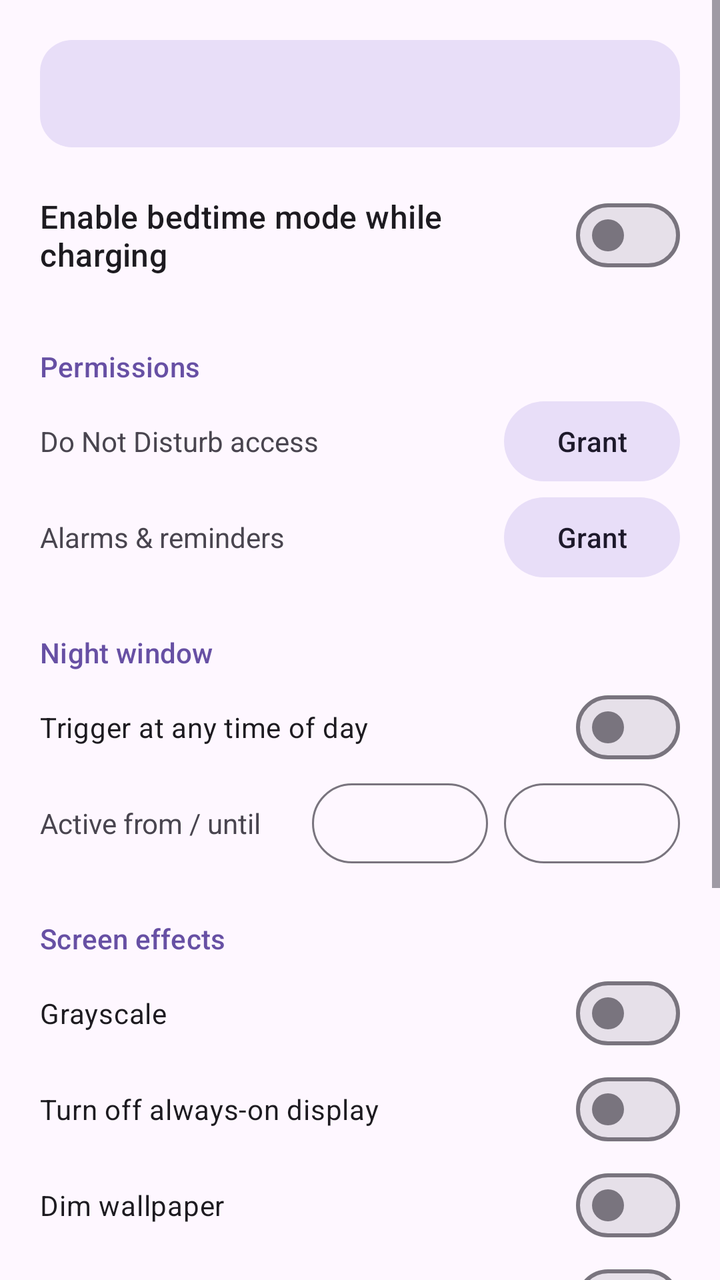
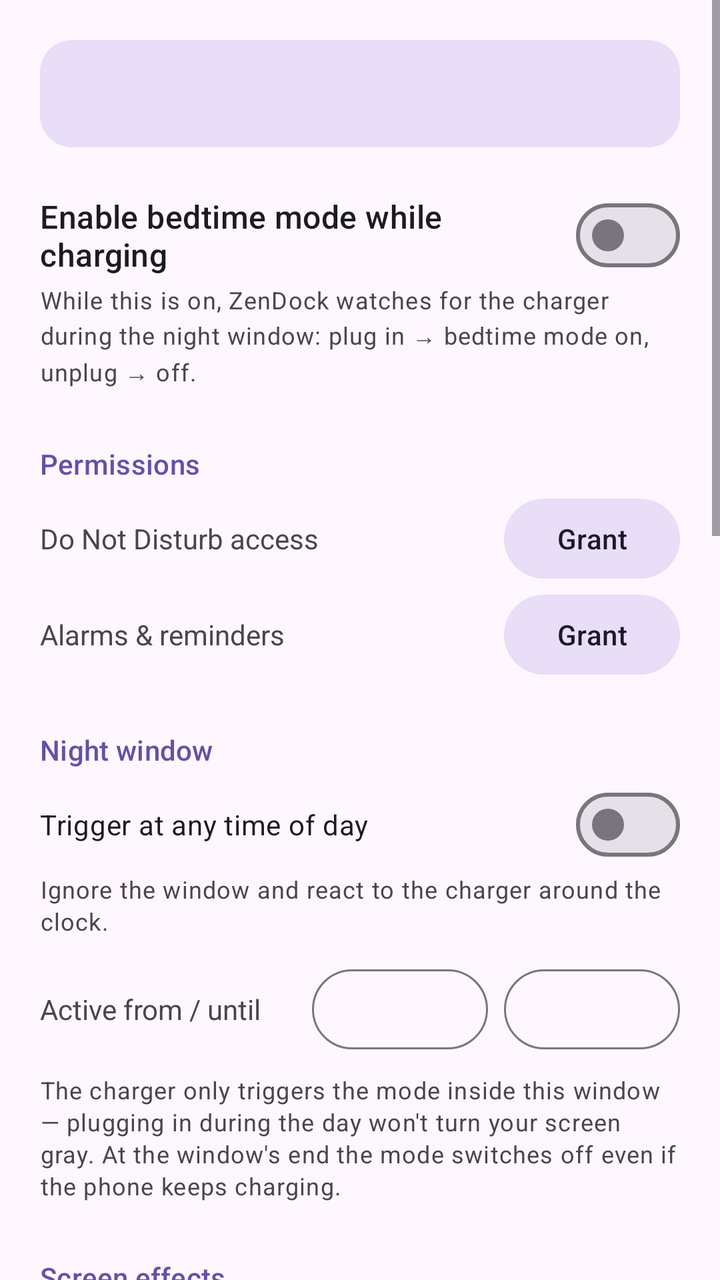

The first picture is an Android layout as it rendered before a commit; the second is the same layout after the commit. The layout source and the unified diff follow.
<!-- AndroidManifest.xml: application theme Theme.ZenDock -->
<!-- res/layout/activity_main.xml -->
<?xml version="1.0" encoding="utf-8"?>
<ScrollView xmlns:android="http://schemas.android.com/apk/res/android"
    xmlns:app="http://schemas.android.com/apk/res-auto"
    android:layout_width="match_parent"
    android:layout_height="match_parent"
    android:fillViewport="true">

    <LinearLayout
        android:layout_width="match_parent"
        android:layout_height="wrap_content"
        android:orientation="vertical"
        android:padding="20dp">

        <TextView
            android:id="@+id/textStatus"
            android:layout_width="match_parent"
            android:layout_height="wrap_content"
            android:textAppearance="?attr/textAppearanceTitleMedium"
            android:background="@drawable/status_background"
            android:padding="16dp"
            android:layout_marginBottom="20dp" />

        <com.google.android.material.materialswitch.MaterialSwitch
            android:id="@+id/switchEnabled"
            android:layout_width="match_parent"
            android:layout_height="wrap_content"
            android:text="@string/master_switch"
            android:textAppearance="?attr/textAppearanceTitleMedium"
            android:layout_marginBottom="16dp" />

        
        <TextView
            style="@style/SectionHeader"
            android:text="@string/section_permissions" />

        <LinearLayout
            android:layout_width="match_parent"
            android:layout_height="wrap_content"
            android:orientation="horizontal"
            android:gravity="center_vertical">
            <TextView
                android:layout_width="0dp"
                android:layout_height="wrap_content"
                android:layout_weight="1"
                android:text="@string/permission_dnd" />
            <TextView
                android:id="@+id/textDndStatus"
                android:layout_width="wrap_content"
                android:layout_height="wrap_content"
                android:layout_marginEnd="8dp" />
            <com.google.android.material.button.MaterialButton
                android:id="@+id/btnDndAccess"
                style="@style/Widget.Material3.Button.TonalButton"
                android:layout_width="wrap_content"
                android:layout_height="wrap_content"
                android:text="@string/grant" />
        </LinearLayout>

        <LinearLayout
            android:layout_width="match_parent"
            android:layout_height="wrap_content"
            android:orientation="horizontal"
            android:gravity="center_vertical"
            android:layout_marginBottom="8dp">
            <TextView
                android:layout_width="0dp"
                android:layout_height="wrap_content"
                android:layout_weight="1"
                android:text="@string/permission_exact_alarm" />
            <TextView
                android:id="@+id/textExactStatus"
                android:layout_width="wrap_content"
                android:layout_height="wrap_content"
                android:layout_marginEnd="8dp" />
            <com.google.android.material.button.MaterialButton
                android:id="@+id/btnExactAlarm"
                style="@style/Widget.Material3.Button.TonalButton"
                android:layout_width="wrap_content"
                android:layout_height="wrap_content"
                android:text="@string/grant" />
        </LinearLayout>

        
        <TextView
            style="@style/SectionHeader"
            android:text="@string/section_window" />

        <com.google.android.material.materialswitch.MaterialSwitch
            android:id="@+id/switchAllDay"
            android:layout_width="match_parent"
            android:layout_height="wrap_content"
            android:text="@string/all_day" />

        <LinearLayout
            android:layout_width="match_parent"
            android:layout_height="wrap_content"
            android:orientation="horizontal"
            android:gravity="center_vertical"
            android:layout_marginBottom="8dp">
            <TextView
                android:layout_width="0dp"
                android:layout_height="wrap_content"
                android:layout_weight="1"
                android:text="@string/window_from_to" />
            <Button
                android:id="@+id/btnWindowStart"
                style="@style/Widget.Material3.Button.OutlinedButton"
                android:layout_width="wrap_content"
                android:layout_height="wrap_content"
                android:layout_marginEnd="8dp" />
            <Button
                android:id="@+id/btnWindowEnd"
                style="@style/Widget.Material3.Button.OutlinedButton"
                android:layout_width="wrap_content"
                android:layout_height="wrap_content" />
        </LinearLayout>

        
        <TextView
            style="@style/SectionHeader"
            android:text="@string/section_effects" />

        <com.google.android.material.materialswitch.MaterialSwitch
            android:id="@+id/switchGrayscale"
            android:layout_width="match_parent"
            android:layout_height="wrap_content"
            android:text="@string/effect_grayscale" />

        <com.google.android.material.materialswitch.MaterialSwitch
            android:id="@+id/switchAmbient"
            android:layout_width="match_parent"
            android:layout_height="wrap_content"
            android:text="@string/effect_ambient" />

        <com.google.android.material.materialswitch.MaterialSwitch
            android:id="@+id/switchDimWallpaper"
            android:layout_width="match_parent"
            android:layout_height="wrap_content"
            android:text="@string/effect_dim_wallpaper" />

        <com.google.android.material.materialswitch.MaterialSwitch
            android:id="@+id/switchNightMode"
            android:layout_width="match_parent"
            android:layout_height="wrap_content"
            android:text="@string/effect_night_mode"
            android:layout_marginBottom="8dp" />

        
        <TextView
            style="@style/SectionHeader"
            android:text="@string/section_filter" />

        <com.google.android.material.textfield.TextInputLayout
            style="@style/Widget.Material3.TextInputLayout.OutlinedBox.ExposedDropdownMenu"
            android:layout_width="match_parent"
            android:layout_height="wrap_content"
            android:layout_marginBottom="16dp">

            <AutoCompleteTextView
                android:id="@+id/dropdownFilter"
                android:layout_width="match_parent"
                android:layout_height="wrap_content"
                android:inputType="none" />
        </com.google.android.material.textfield.TextInputLayout>

        <com.google.android.material.button.MaterialButton
            android:id="@+id/btnPreview"
            android:layout_width="match_parent"
            android:layout_height="wrap_content"
            android:text="@string/preview_button"
            android:layout_marginBottom="8dp" />

        <com.google.android.material.button.MaterialButton
            android:id="@+id/btnModeSettings"
            style="@style/Widget.Material3.Button.OutlinedButton"
            android:layout_width="match_parent"
            android:layout_height="wrap_content"
            android:text="@string/mode_settings_button" />
    </LinearLayout>
</ScrollView>
<!-- resources referenced by this layout -->
<resources>
  <!-- drawable status_background (drawable) -->
  <?xml version="1.0" encoding="utf-8"?>
  <shape xmlns:android="http://schemas.android.com/apk/res/android"
      android:shape="rectangle">
      <corners android:radius="16dp" />
      <solid android:color="?attr/colorSecondaryContainer" />
  </shape>
  <string name="all_day">Trigger at any time of day</string>
  <string name="effect_ambient">Turn off always-on display</string>
  <string name="effect_dim_wallpaper">Dim wallpaper</string>
  <string name="effect_grayscale">Grayscale</string>
  <string name="effect_night_mode">Dark theme</string>
  <string name="grant">Grant</string>
  <string name="master_switch">Enable bedtime mode while charging</string>
  <string name="mode_settings_button">Open mode in system settings</string>
  <string name="permission_dnd">Do Not Disturb access</string>
  <string name="permission_exact_alarm">Alarms &amp; reminders</string>
  <string name="preview_button">Preview effects for 15 seconds</string>
  <string name="section_effects">Screen effects</string>
  <string name="section_filter">Notification filtering</string>
  <string name="section_permissions">Permissions</string>
  <string name="section_window">Night window</string>
  <string name="window_from_to">Active from / until</string>
  <style name="SectionHeader">
          <item name="android:layout_width">match_parent</item>
          <item name="android:layout_height">wrap_content</item>
          <item name="android:textAppearance">?attr/textAppearanceTitleSmall</item>
          <item name="android:textColor">?attr/colorPrimary</item>
          <item name="android:layout_marginTop">16dp</item>
          <item name="android:layout_marginBottom">4dp</item>
      </style>
  <style name="Theme.ZenDock" parent="Theme.Material3.DayNight.NoActionBar">
          <item name="android:windowLightStatusBar">?attr/isLightTheme</item>
      </style>
</resources>

<!-- the commit's change to res/layout/activity_main.xml (unified diff, before → after) -->
@@ -25,8 +25,11 @@
             android:layout_width="match_parent"
             android:layout_height="wrap_content"
             android:text="@string/master_switch"
-            android:textAppearance="?attr/textAppearanceTitleMedium"
-            android:layout_marginBottom="16dp" />
+            android:textAppearance="?attr/textAppearanceTitleMedium" />
+
+        <TextView
+            style="@style/HelpText"
+            android:text="@string/help_master" />
 
         
         <TextView
@@ -90,6 +93,10 @@
             android:layout_width="match_parent"
             android:layout_height="wrap_content"
             android:text="@string/all_day" />
+
+        <TextView
+            style="@style/HelpText"
+            android:text="@string/help_all_day" />
 
         <LinearLayout
             android:layout_width="match_parent"
@@ -115,6 +122,10 @@
                 android:layout_height="wrap_content" />
         </LinearLayout>
 
+        <TextView
+            style="@style/HelpText"
+            android:text="@string/help_window" />
+
         
         <TextView
             style="@style/SectionHeader"
@@ -126,28 +137,44 @@
             android:layout_height="wrap_content"
             android:text="@string/effect_grayscale" />
 
+        <TextView
+            style="@style/HelpText"
+            android:text="@string/help_grayscale" />
+
         <com.google.android.material.materialswitch.MaterialSwitch
             android:id="@+id/switchAmbient"
             android:layout_width="match_parent"
             android:layout_height="wrap_content"
             android:text="@string/effect_ambient" />
 
+        <TextView
+            style="@style/HelpText"
+            android:text="@string/help_ambient" />
+
         <com.google.android.material.materialswitch.MaterialSwitch
             android:id="@+id/switchDimWallpaper"
             android:layout_width="match_parent"
             android:layout_height="wrap_content"
             android:text="@string/effect_dim_wallpaper" />
 
+        <TextView
+            style="@style/HelpText"
+            android:text="@string/help_dim_wallpaper" />
+
         <com.google.android.material.materialswitch.MaterialSwitch
             android:id="@+id/switchNightMode"
             android:layout_width="match_parent"
             android:layout_height="wrap_content"
-            android:text="@string/effect_night_mode"
-            android:layout_marginBottom="8dp" />
-
-        
-        <TextView
-            style="@style/SectionHeader"
+            android:text="@string/effect_night_mode" />
+
+        <TextView
+            style="@style/HelpText"
+            android:text="@string/help_night_mode" />
+
+        
+        <TextView
+            style="@style/SectionHeader"
+            android:labelFor="@+id/dropdownFilter"
             android:text="@string/section_filter" />
 
         <com.google.android.material.textfield.TextInputLayout
@@ -163,6 +190,10 @@
                 android:inputType="none" />
         </com.google.android.material.textfield.TextInputLayout>
 
+        <TextView
+            style="@style/HelpText"
+            android:text="@string/help_filter" />
+
         <com.google.android.material.button.MaterialButton
             android:id="@+id/btnPreview"
             android:layout_width="match_parent"
@@ -176,5 +207,18 @@
             android:layout_width="match_parent"
             android:layout_height="wrap_content"
             android:text="@string/mode_settings_button" />
+
+        <TextView
+            style="@style/SectionHeader"
+            android:text="@string/about_title" />
+
+        <TextView
+            android:layout_width="match_parent"
+            android:layout_height="wrap_content"
+            android:textAppearance="?attr/textAppearanceBodySmall"
+            android:background="@drawable/status_background"
+            android:padding="16dp"
+            android:layout_marginBottom="8dp"
+            android:text="@string/about_text" />
     </LinearLayout>
 </ScrollView>
<!-- resource entries referenced after the edit -->
@@ -7,12 +7,22 @@
       <corners android:radius="16dp" />
       <solid android:color="?attr/colorSecondaryContainer" />
   </shape>
+  <string name="about_text">ZenDock registers its own mode in the system settings (Modes / Do Not Disturb) — you can fine-tune or toggle it manually there too.\n\nBattery: everything is event-driven. A small watcher runs only during the night window and just waits for charger events; there is no polling, plus two alarms per day for the window boundaries. The app has no internet access at all.</string>
+  <string name="about_title">How it works</string>
   <string name="all_day">Trigger at any time of day</string>
   <string name="effect_ambient">Turn off always-on display</string>
   <string name="effect_dim_wallpaper">Dim wallpaper</string>
   <string name="effect_grayscale">Grayscale</string>
   <string name="effect_night_mode">Dark theme</string>
   <string name="grant">Grant</string>
+  <string name="help_all_day">Ignore the window and react to the charger around the clock.</string>
+  <string name="help_ambient">Keeps the always-on display completely dark, so nothing glows on the nightstand.</string>
+  <string name="help_dim_wallpaper">Darkens the wallpaper while the mode is active.</string>
+  <string name="help_filter">What may still disturb you: “Priority only” lets alarms, media and starred contacts through; “Alarms only” just alarms; “Total silence” nothing at all.</string>
+  <string name="help_grayscale">Removes all color from the screen. Scrolling loses its pull — the strongest nudge to put the phone down.</string>
+  <string name="help_master">While this is on, ZenDock watches for the charger during the night window: plug in → bedtime mode on, unplug → off.</string>
+  <string name="help_night_mode">Forces the dark theme. Android applies it the next time the screen turns off.</string>
+  <string name="help_window">The charger only triggers the mode inside this window — plugging in during the day won\'t turn your screen gray. At the window\'s end the mode switches off even if the phone keeps charging.</string>
   <string name="master_switch">Enable bedtime mode while charging</string>
   <string name="mode_settings_button">Open mode in system settings</string>
   <string name="permission_dnd">Do Not Disturb access</string>
@@ -23,6 +33,13 @@
   <string name="section_permissions">Permissions</string>
   <string name="section_window">Night window</string>
   <string name="window_from_to">Active from / until</string>
+  <style name="HelpText">
+          <item name="android:layout_width">match_parent</item>
+          <item name="android:layout_height">wrap_content</item>
+          <item name="android:textAppearance">?attr/textAppearanceBodySmall</item>
+          <item name="android:textColor">?attr/colorOnSurfaceVariant</item>
+          <item name="android:layout_marginBottom">12dp</item>
+      </style>
   <style name="SectionHeader">
           <item name="android:layout_width">match_parent</item>
           <item name="android:layout_height">wrap_content</item>
